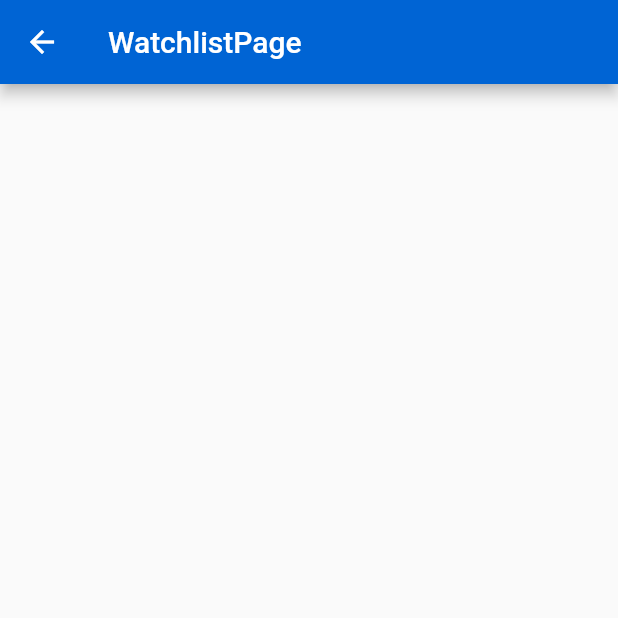
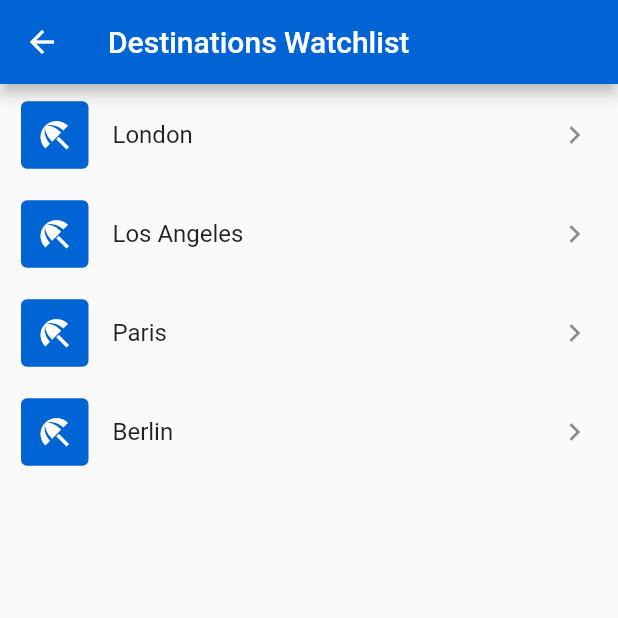
Before and after one commit to mzdm/virtual_traveller_flutter, a Flutter app: the WatchlistPage screen opened directly, on a phone screen of 412 x 824 dp, the top half of it. Run offline on Flutter 3.47's test engine with Material 2 defaults, Android fonts, the phone set to English and light mode, and no system bars; our stand-ins replace bloc, equatable, settings_ui.

Commit message:
Destinations Watchlist Page styling

```diff
--- /dev/null
+++ b/lib/presentation/pages/watchlist_page/local_widgets/favorite_list_tile.dart
@@ -0,0 +1,58 @@
+import 'package:flutter/material.dart';
+
+class FavoriteListTile extends StatefulWidget {
+  FavoriteListTile({
+    @required this.item,
+    this.onPressed,
+  }) : assert(item != null);
+
+  final String item;
+  final VoidCallback onPressed;
+
+  @override
+  _FavoriteListTileState createState() => _FavoriteListTileState();
+}
+
+class _FavoriteListTileState extends State<FavoriteListTile> {
+  @override
+  Widget build(BuildContext context) {
+    return Padding(
+      padding: const EdgeInsets.only(bottom: 10.0),
+      child: ListTile(
+        onTap: widget.onPressed,
+        contentPadding: const EdgeInsets.symmetric(horizontal: 14.0),
+        leading: Stack(
+          alignment: Alignment.center,
+          children: [
+            Container(
+              height: 45.0,
+              width: 45.0,
+              decoration: ShapeDecoration(
+                color: Theme.of(context).primaryColor,
+                shape: RoundedRectangleBorder(
+                  borderRadius: BorderRadius.all(Radius.circular(4.0)),
+                ),
+              ),
+              // BoxDecoration(
+              //   image: DecorationImage(
+              //     fit: BoxFit.cover,
+              //     image: NetworkImage(widget.assetUrl),
+              //   ),
+              // )
+            ),
+            Icon(
+              Icons.beach_access,
+              color: Colors.white,
+              size: 25.0,
+            ),
+          ],
+        ),
+        title: Text(widget.item),
+        trailing: Padding(
+          padding: const EdgeInsets.only(right: 3.0),
+          child: Icon(Icons.chevron_right),
+        ),
+      ),
+    );
+  }
+}
--- a/lib/presentation/pages/watchlist_page/watchlist_page.dart
+++ b/lib/presentation/pages/watchlist_page/watchlist_page.dart
@@ -1,13 +1,57 @@
 import 'package:flutter/material.dart';
+import 'package:virtual_traveller_flutter/presentation/pages/watchlist_page/local_widgets/favorite_list_tile.dart';
 
 class WatchlistPage extends StatelessWidget {
+  static const favorites = <String>[
+    'London',
+    'Los Angeles',
+    'Paris',
+    'Berlin',
+  ];
+
   @override
   Widget build(BuildContext context) {
     return Scaffold(
       appBar: AppBar(
-        title: Text(runtimeType.toString()),
+        title: Text('Destinations Watchlist'),
       ),
-      body: Container(),
+      body: Container(
+        child: Center(
+          child: favorites.isEmpty
+              ? Column(
+                  mainAxisAlignment: MainAxisAlignment.center,
+                  children: [
+                    Text(
+                      'You have not favorited a destination yet.',
+                      style: Theme.of(context).textTheme.subtitle1,
+                      textAlign: TextAlign.center,
+                    ),
+                    SizedBox(height: 20.0),
+                    OutlinedButton.icon(
+                      icon: Icon(Icons.search),
+                      label: Text('Search for destinations', textAlign: TextAlign.center),
+                      onPressed: () {},
+                    ),
+                  ],
+                )
+              : Padding(
+                  padding: const EdgeInsets.only(top: 6.0),
+                  child: ListView.builder(
+                    itemCount: favorites.length,
+                    itemBuilder: (_, index) {
+                      final item = favorites[index];
+
+                      return FavoriteListTile(
+                        item: item,
+                        onPressed: () {
+                          print('clicked favorite');
+                        },
+                      );
+                    },
+                  ),
+                ),
+        ),
+      ),
     );
   }
 }
```
